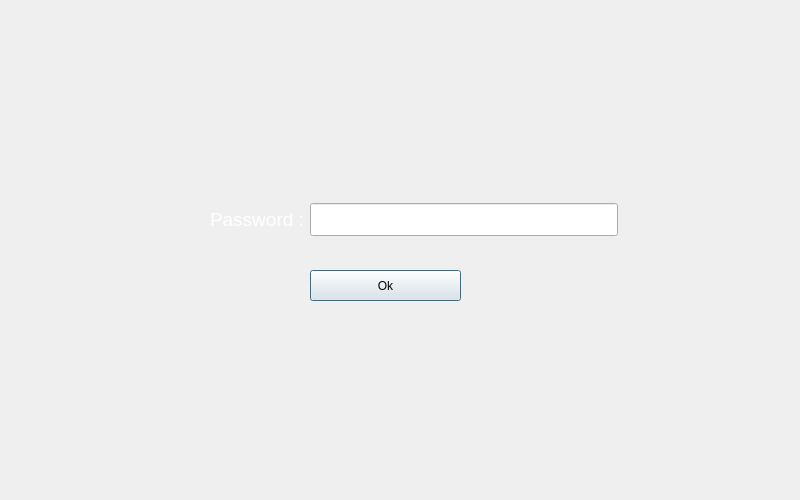
Qt form dialogtllogin.ui (mohsencyber/gardinaUI) before a commit.
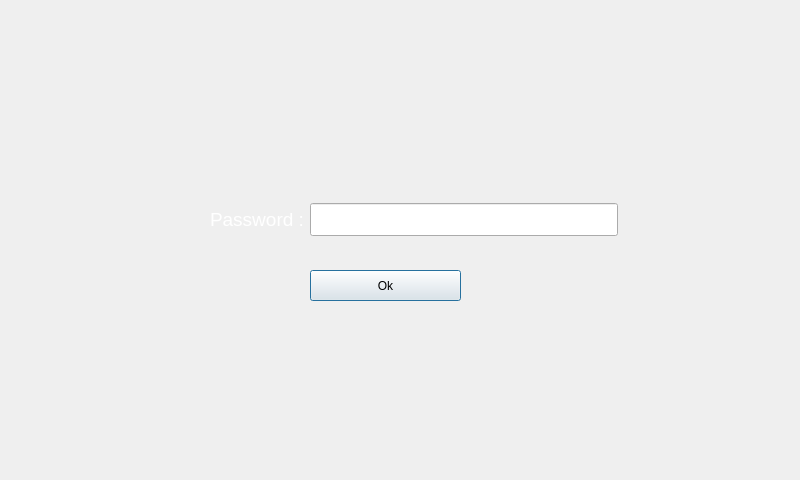
The same form after that commit.

The edit to the form file:
```diff
--- a/dialogtllogin.ui
+++ b/dialogtllogin.ui
@@ -7,7 +7,7 @@
     <x>0</x>
     <y>0</y>
     <width>800</width>
-    <height>500</height>
+    <height>480</height>
    </rect>
   </property>
   <property name="windowTitle">
```
